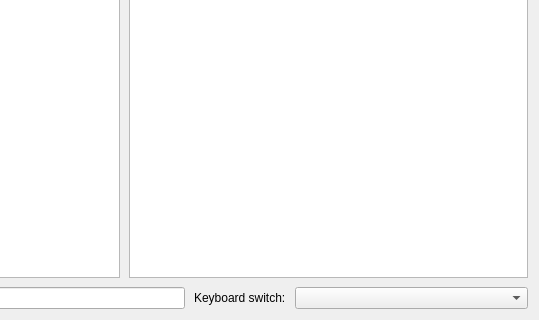
calamares/calamares, file src/modules/keyboard/KeyboardPage.ui: the form before one commit; both pictures show x 291 to 830 and y 253 to 573 of the 830 by 573 pixel window.
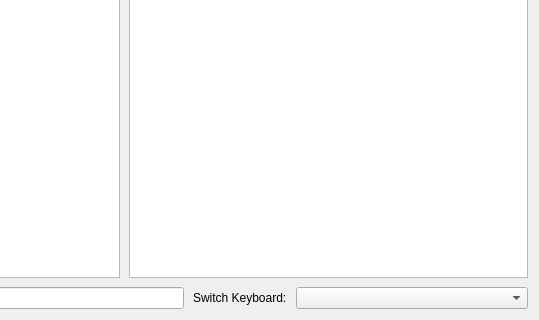
The form after the commit. Icons and pictures are not drawn.

Commit message: [keyboard] Add explanatory translation comment

```diff
--- a/src/modules/keyboard/KeyboardPage.ui
+++ b/src/modules/keyboard/KeyboardPage.ui
@@ -150,7 +150,7 @@
      <item>
       <widget class="QLabel" name="label_2">
        <property name="text">
-        <string>Keyboard switch:</string>
+        <string extracomment="shortcut for switching between keyboard layouts">Switch Keyboard:</string>
        </property>
       </widget>
      </item>
```
